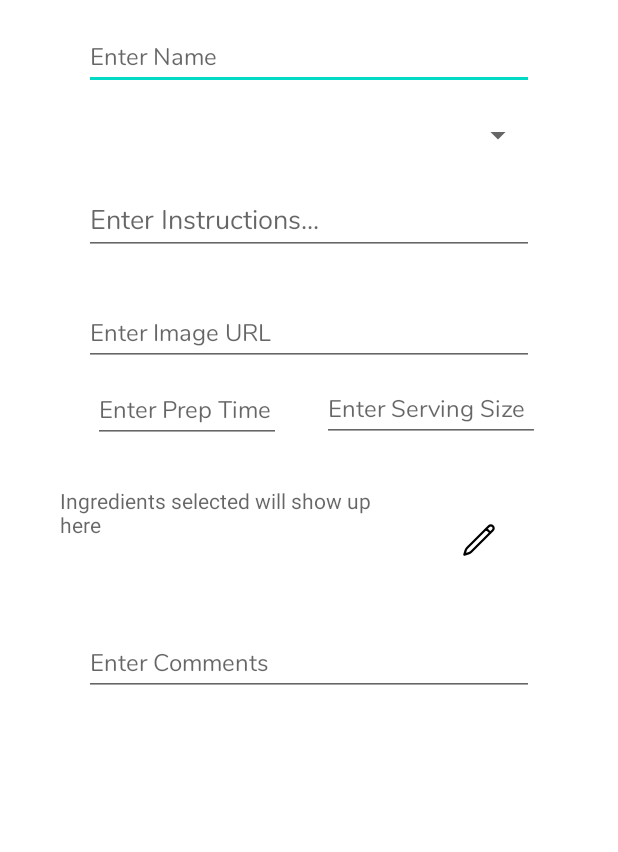
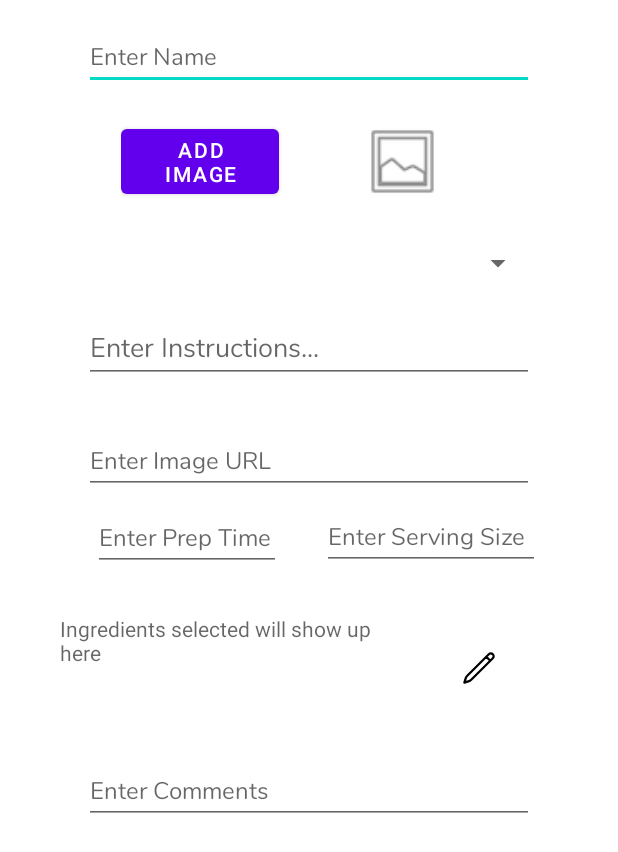
Before and after one commit to CMPUT301F22T23/LunchMunch, an Android app: the layout recipe_item_dialog.xml on its own in the app's theme, with its tools: preview values and no code run, on a phone screen of 412 x 824 dp. Shown: the top 852 px of the screen. Run offline under Robolectric (Android 15) with nearby library versions, the phone set to English and light mode, and no system bars.

Commit message:
Can't set image bit map

```diff
--- a/app/src/main/java/com/example/lunchmunch/Recipe.java
+++ b/app/src/main/java/com/example/lunchmunch/Recipe.java
@@ -1,5 +1,6 @@
 package com.example.lunchmunch;
 
+import android.graphics.Bitmap;
 import android.os.Build;
 import android.os.Parcel;
 import android.os.Parcelable;
@@ -20,6 +21,7 @@ public class Recipe implements Serializable {
     private Integer servings;
     private Integer prepTime;
     private String id;
+    private Bitmap imgMap;
     //create empty constructor for database purposes
     public Recipe(){}
 
@@ -163,7 +165,9 @@ public class Recipe implements Serializable {
 
     public void setId(String id) { this.id = id;}
 
+    public Bitmap getImgMap() {return imgMap;}
 
+    public void setImgMap(Bitmap imgMap) {this.imgMap = imgMap;}
 
     public void scaleRecipe(Integer servings) {
         if (this.servings == 1 && servings < 0) {
--- a/app/src/main/res/layout/recipe_item_dialog.xml
+++ b/app/src/main/res/layout/recipe_item_dialog.xml
@@ -35,12 +35,37 @@
                     android:hint="@string/enterName"
                     android:inputType="textPersonName"
                      />
+                <LinearLayout
+                    android:layout_width="250dp"
+                    android:layout_height="wrap_content"
+                    android:layout_gravity="center"
+                    android:layout_marginTop="20dp"
+                    android:layout_marginBottom="20dp"
+                    android:orientation="horizontal">
 
+                    <Button
+                        android:id="@+id/addImage"
+                        android:layout_width="match_parent"
+                        android:layout_height="wrap_content"
+                        android:layout_marginRight="20dp"
+                        android:layout_weight="1"
+                        android:text="Add Image" />
+
+                    <ImageView
+                        android:id="@+id/previewImage"
+                        android:layout_width="match_parent"
+                        android:layout_height="match_parent"
+                        android:layout_weight="1"
+                        android:adjustViewBounds="true"
+                        android:layout_centerInParent="true"
+                        app:srcCompat="@android:drawable/ic_menu_gallery" />
+
+                </LinearLayout>
                 <Spinner
                     android:id="@+id/mealType"
                     android:layout_width="300dp"
                     android:layout_height="40dp"
-                    android:layout_marginTop="10dp"
+                    android:layout_marginTop="0dp"
                     android:layout_marginBottom="20dp"
                     android:layout_gravity="center"
                     android:fontFamily="@font/nunito" />
```
Also changed, not shown: app/src/main/java/com/example/lunchmunch/RecipeFragment.java (+53 -0 lines).
